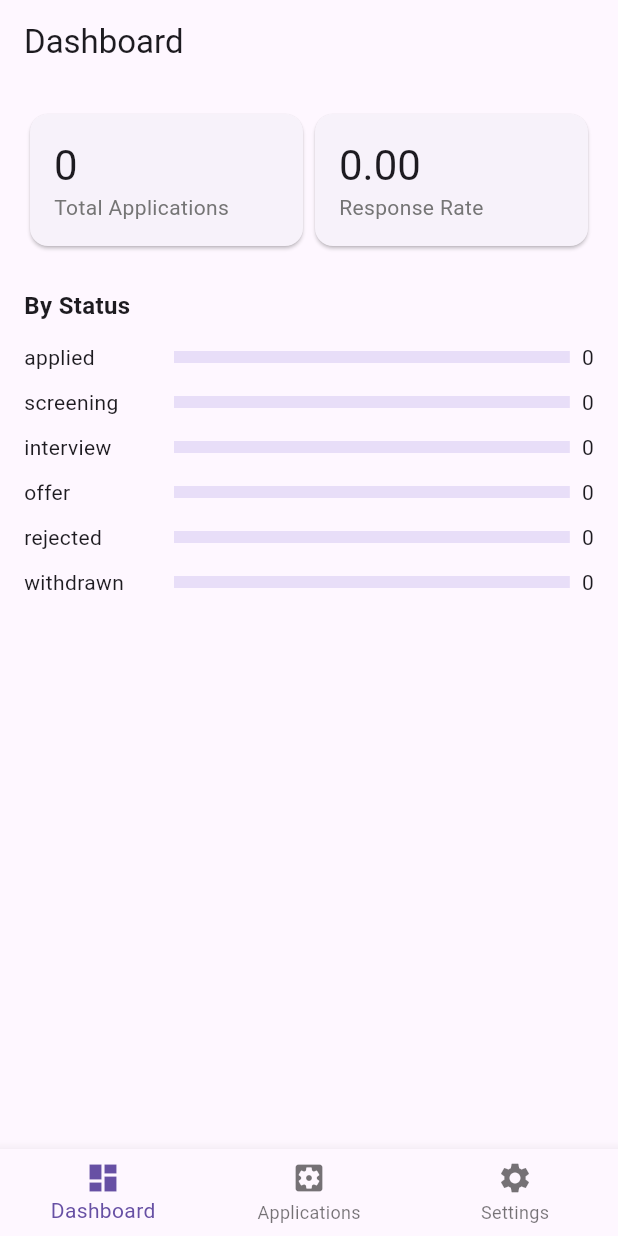
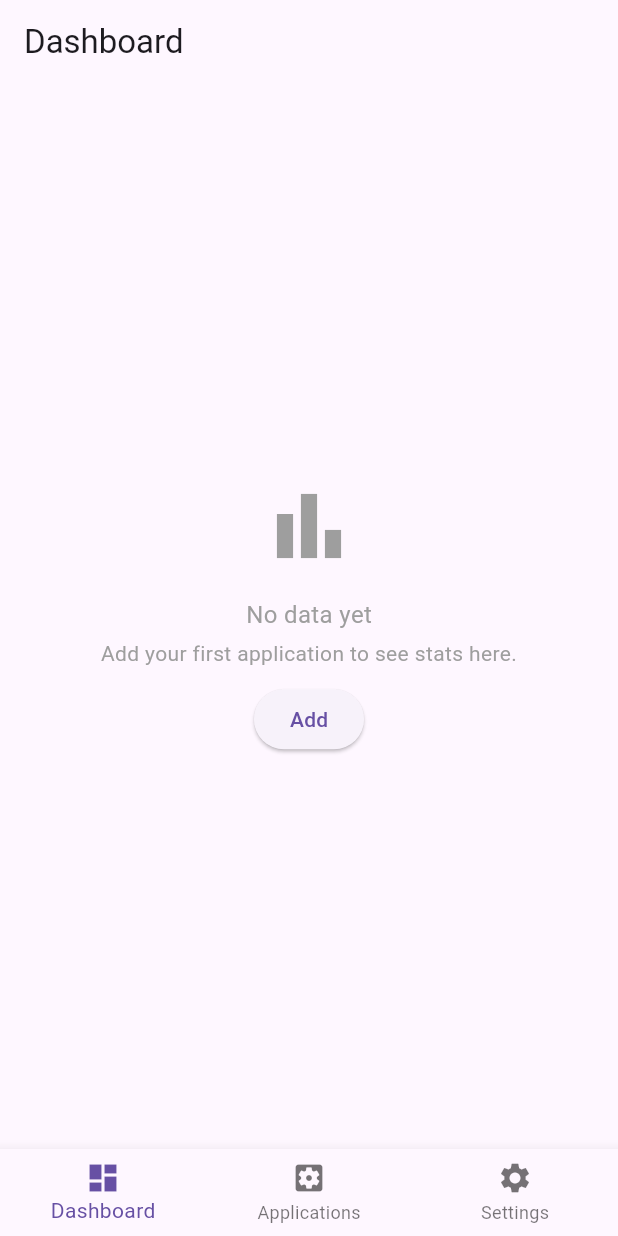
Before and after one commit to nk691929/applylog-flutter, a Flutter app: the screen it shows once a user with an empty profile is signed in, on a phone screen of 412 x 824 dp. Run offline on Flutter 3.47's test engine with Material 3 defaults, Android fonts, the phone set to English and light mode, and no system bars; our stand-ins replace cloud_firestore, firebase_auth, firebase_core, flutter_local_notifications, flutter_riverpod, go_router and 1 more; accounts and stored records are empty.

Commit message:
style: extract shared status color utility and polish list/dashboard UI

```diff
--- a/lib/features/dashboard/presentation/screens/dashboard_screen.dart
+++ b/lib/features/dashboard/presentation/screens/dashboard_screen.dart
@@ -1,6 +1,8 @@
+import 'package:applylog/core/utils/status_color.dart';
 import 'package:applylog/features/dashboard/presentation/providers/dashboard_provider.dart';
 import 'package:flutter/material.dart';
 import 'package:flutter_riverpod/flutter_riverpod.dart';
+import 'package:go_router/go_router.dart';
 
 class DashboardScreen extends ConsumerStatefulWidget {
   const DashboardScreen({super.key});
@@ -17,6 +19,33 @@ class _DashboardScreenState extends ConsumerState<DashboardScreen> {
       appBar: AppBar(title: Text("Dashboard")),
       body: dashboardAsync.when(
         data: (stats) {
+          if (stats.total == 0) {
+            return Center(
+              child: Padding(
+                padding: EdgeInsets.all(24),
+                child: Column(
+                  mainAxisAlignment: MainAxisAlignment.center,
+                  children: [
+                    Icon(Icons.bar_chart, size: 64, color: Colors.grey),
+                    SizedBox(height: 16),
+                    Text(
+                      "No data yet",
+                      style: TextStyle(fontSize: 16, color: Colors.grey),
+                    ),
+                    SizedBox(height: 4),
+                    Text(
+                      "Add your first application to see stats here.",
+                      textAlign: TextAlign.center,
+                      style: TextStyle(color: Colors.grey),
+                    ),
+                    SizedBox(height :10),
+                    ElevatedButton(onPressed: ()=>context.push("/add"), child: Text("Add"))
+                  ],
+                ),
+              ),
+            );
+          }
+
           return Padding(
             padding: EdgeInsets.all(16),
             child: Column(
@@ -53,6 +82,7 @@ class _DashboardScreenState extends ConsumerState<DashboardScreen> {
                         SizedBox(width: 100, child: Text(entry.key.name)),
                         Expanded(
                           child: LinearProgressIndicator(
+                            color: statusColor(entry.key),
                             minHeight: 8,
                             value: stats.total == 0
                                 ? 0
```
Also changed, not shown: lib/core/utils/status_color.dart (added, +19 -0 lines), lib/features/applications/presentation/screens/application_list_screen.dart (+21 -22 lines).
